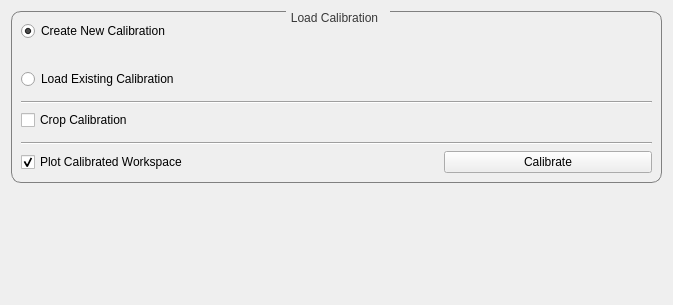
This is scripts/Engineering/gui/engineering_diffraction/tabs/calibration/calibration_tab.ui in mantidproject/mantid as Qt 5 draws it before an edit. The edited form follows.
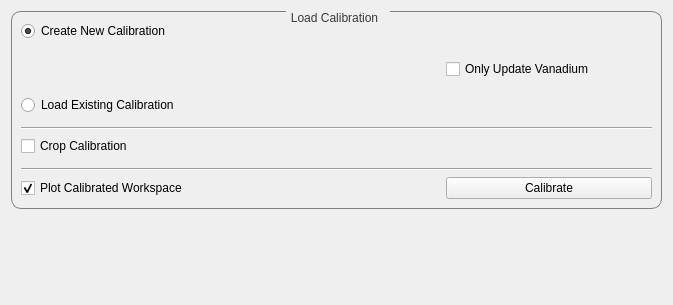
This is the edited form. Custom widgets are drawn as their Qt base class.

Commit message:
Add OnlyUpdateVanadium CheckBox
This will disable the sample path and crop calibration inputs

Patch:
```diff
--- a/scripts/Engineering/gui/engineering_diffraction/tabs/calibration/calibration_tab.ui
+++ b/scripts/Engineering/gui/engineering_diffraction/tabs/calibration/calibration_tab.ui
@@ -73,14 +73,14 @@
        </property>
        <layout class="QGridLayout" name="gridLayout_2">
         <item row="1" column="0">
-         <layout class="QGridLayout" name="gridLayout" rowstretch="0,0,0,0,0,0,0,0,0,0,0" columnstretch="0,0,0">
+         <layout class="QGridLayout" name="gridLayout" rowstretch="0,0,0,0,0,0,0,0,0,0,0,0" columnstretch="0,0,0">
           <property name="sizeConstraint">
            <enum>QLayout::SetDefaultConstraint</enum>
           </property>
           <property name="verticalSpacing">
            <number>6</number>
           </property>
-          <item row="6" column="0" colspan="3">
+          <item row="7" column="0" colspan="3">
            <widget class="Line" name="line_crop">
             <property name="minimumSize">
              <size>
@@ -93,7 +93,7 @@
             </property>
            </widget>
           </item>
-          <item row="5" column="0" colspan="3">
+          <item row="6" column="0" colspan="3">
            <widget class="FileFinderWidget" name="finder_path" native="true">
             <property name="sizePolicy">
              <sizepolicy hsizetype="Preferred" vsizetype="Preferred">
@@ -112,7 +112,7 @@
             </property>
            </widget>
           </item>
-          <item row="3" column="0" colspan="3">
+          <item row="4" column="0" colspan="3">
            <spacer name="spacer_new_exist">
             <property name="orientation">
              <enum>Qt::Vertical</enum>
@@ -170,27 +170,27 @@
             </property>
            </widget>
           </item>
-          <item row="10" column="0" colspan="2">
+          <item row="11" column="0" colspan="2">
            <widget class="QCheckBox" name="check_plotOutput">
             <property name="enabled">
              <bool>true</bool>
             </property>
-		    <property name="checked">
-             <bool>true</bool>
-            </property>
             <property name="text">
              <string>Plot Calibrated Workspace</string>
             </property>
+            <property name="checked">
+             <bool>true</bool>
+            </property>
            </widget>
           </item>
-          <item row="7" column="0" colspan="3">
+          <item row="8" column="0" colspan="3">
            <widget class="QCheckBox" name="check_cropCalib">
             <property name="text">
              <string>Crop Calibration</string>
             </property>
            </widget>
           </item>
-          <item row="10" column="2">
+          <item row="11" column="2">
            <widget class="QPushButton" name="button_calibrate">
             <property name="enabled">
              <bool>true</bool>
@@ -200,7 +200,7 @@
             </property>
            </widget>
           </item>
-          <item row="4" column="0" colspan="3">
+          <item row="5" column="0" colspan="3">
            <widget class="QRadioButton" name="radio_loadCalib">
             <property name="text">
              <string>Load Existing Calibration</string>
@@ -210,14 +210,14 @@
             </property>
            </widget>
           </item>
-          <item row="9" column="0" colspan="3">
+          <item row="10" column="0" colspan="3">
            <widget class="Line" name="line_go">
             <property name="orientation">
              <enum>Qt::Horizontal</enum>
             </property>
            </widget>
           </item>
-          <item row="8" column="0" colspan="3">
+          <item row="9" column="0" colspan="3">
            <widget class="CroppingView" name="widget_cropping" native="true">
             <property name="minimumSize">
              <size>
@@ -227,6 +227,22 @@
             </property>
            </widget>
           </item>
+          <item row="3" column="2">
+           <widget class="QCheckBox" name="check_updateVan">
+            <property name="text">
+             <string>Only Update Vanadium</string>
+            </property>
+            <property name="enabled">
+             <bool>true</bool>
+            </property>
+            <property name="checked">
+             <bool>false</bool>
+            </property>
+            <property name="focusPolicy">
+             <enum>Qt::NoFocus</enum>
+            </property>
+           </widget>
+          </item>
          </layout>
         </item>
        </layout>
```
The commit also changes 2 other files.
